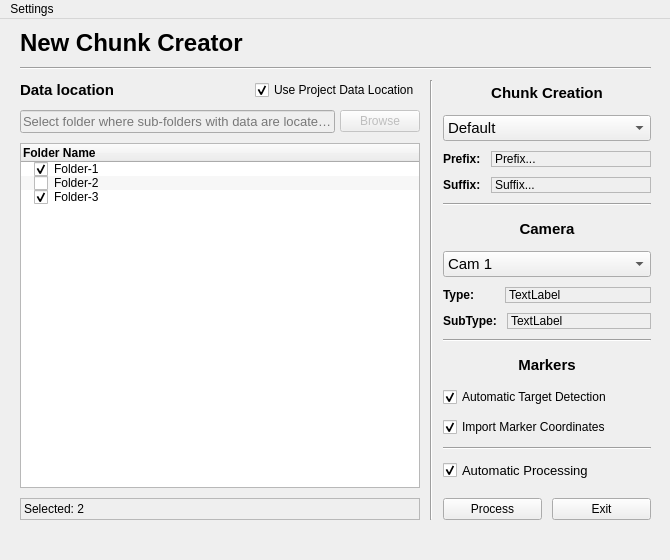
Before: the Qt Designer form AutoFTG/qtGui/uiAddNewChunk.ui in bilkos/AutoFTG-Scripts_Metashape-Pro, drawn with Qt 5.
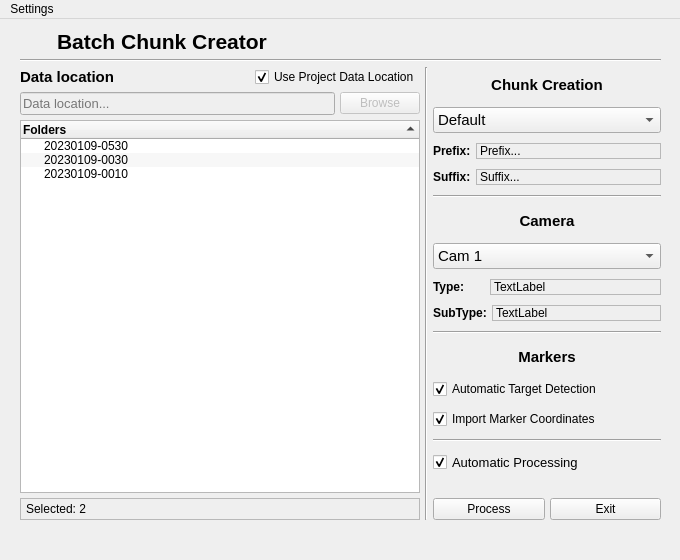
After: the same form once the commit is applied. Icons and pictures are not drawn.

Commit message: Version 2.5.0 - Batch Chunk Creator

The edit to the form file:
```diff
--- a/AutoFTG/qtGui/uiAddNewChunk.ui
+++ b/AutoFTG/qtGui/uiAddNewChunk.ui
@@ -6,28 +6,16 @@
    <rect>
     <x>0</x>
     <y>0</y>
-    <width>670</width>
+    <width>680</width>
     <height>560</height>
    </rect>
   </property>
-  <property name="sizePolicy">
-   <sizepolicy hsizetype="Fixed" vsizetype="Fixed">
-    <horstretch>0</horstretch>
-    <verstretch>0</verstretch>
-   </sizepolicy>
-  </property>
   <property name="minimumSize">
    <size>
     <width>670</width>
     <height>560</height>
    </size>
   </property>
-  <property name="maximumSize">
-   <size>
-    <width>670</width>
-    <height>560</height>
-   </size>
-  </property>
   <property name="font">
    <font>
     <family>Segoe UI</family>
@@ -41,43 +29,68 @@
    <iconset resource="../qtresources.qrc">
     <normaloff>:/icons/AutoFTG-appicon.png</normaloff>:/icons/AutoFTG-appicon.png</iconset>
   </property>
-  <property name="toolButtonStyle">
-   <enum>Qt::ToolButtonTextBesideIcon</enum>
-  </property>
-  <property name="tabShape">
-   <enum>QTabWidget::Triangular</enum>
-  </property>
   <widget class="QWidget" name="centralwidget">
    <widget class="QWidget" name="verticalLayoutWidget">
     <property name="geometry">
      <rect>
       <x>10</x>
       <y>0</y>
-      <width>651</width>
+      <width>661</width>
       <height>511</height>
      </rect>
     </property>
     <layout class="QVBoxLayout" name="verticalLayout_2">
+     <property name="spacing">
+      <number>5</number>
+     </property>
      <item>
-      <widget class="QLabel" name="label_3">
-       <property name="sizePolicy">
-        <sizepolicy hsizetype="Preferred" vsizetype="Maximum">
-         <horstretch>0</horstretch>
-         <verstretch>0</verstretch>
-        </sizepolicy>
-       </property>
-       <property name="font">
-        <font>
-         <family>Segoe UI</family>
-         <pointsize>18</pointsize>
-         <weight>75</weight>
-         <bold>true</bold>
-        </font>
-       </property>
-       <property name="text">
-        <string>New Chunk Creator</string>
-       </property>
-      </widget>
+      <layout class="QHBoxLayout" name="horizontalLayout_9">
+       <item>
+        <widget class="QLabel" name="label_15">
+         <property name="sizePolicy">
+          <sizepolicy hsizetype="Maximum" vsizetype="Preferred">
+           <horstretch>0</horstretch>
+           <verstretch>0</verstretch>
+          </sizepolicy>
+         </property>
+         <property name="maximumSize">
+          <size>
+           <width>32</width>
+           <height>32</height>
+          </size>
+         </property>
+         <property name="pixmap">
+          <pixmap resource="qtresources.qrc">:/icons/icons8-apps-tab-50.png</pixmap>
+         </property>
+         <property name="scaledContents">
+          <bool>true</bool>
+         </property>
+        </widget>
+       </item>
+       <item>
+        <widget class="QLabel" name="label_3">
+         <property name="sizePolicy">
+          <sizepolicy hsizetype="Preferred" vsizetype="Preferred">
+           <horstretch>0</horstretch>
+           <verstretch>0</verstretch>
+          </sizepolicy>
+         </property>
+         <property name="font">
+          <font>
+           <family>Segoe UI</family>
+           <pointsize>16</pointsize>
+           <weight>75</weight>
+           <italic>false</italic>
+           <bold>true</bold>
+           <underline>false</underline>
+          </font>
+         </property>
+         <property name="text">
+          <string notr="true">Batch Chunk Creator</string>
+         </property>
+        </widget>
+       </item>
+      </layout>
      </item>
      <item>
       <widget class="Line" name="line_4">
@@ -716,7 +729,7 @@
             </font>
            </property>
            <property name="placeholderText">
-            <string>Select folder where sub-folders with data are located...</string>
+            <string notr="true">Data location...</string>
            </property>
           </widget>
          </item>
@@ -773,12 +786,18 @@
            </property>
            <property name="iconSize">
             <size>
-             <width>20</width>
-             <height>20</height>
+             <width>24</width>
+             <height>24</height>
             </size>
            </property>
            <property name="shortcut">
-            <string>Return</string>
+            <string notr="true">P</string>
+           </property>
+           <property name="checked">
+            <bool>false</bool>
+           </property>
+           <property name="default">
+            <bool>false</bool>
            </property>
           </widget>
          </item>
@@ -796,8 +815,8 @@
            </property>
            <property name="iconSize">
             <size>
-             <width>20</width>
-             <height>20</height>
+             <width>24</width>
+             <height>24</height>
             </size>
            </property>
            <property name="shortcut">
@@ -814,6 +833,19 @@
          </property>
         </widget>
        </item>
+       <item row="3" column="0">
+        <widget class="QLabel" name="label_8">
+         <property name="frameShape">
+          <enum>QFrame::StyledPanel</enum>
+         </property>
+         <property name="text">
+          <string notr="true">Selected: 2</string>
+         </property>
+         <property name="indent">
+          <number>5</number>
+         </property>
+        </widget>
+       </item>
        <item row="2" column="0">
         <widget class="QTreeWidget" name="treeWidget">
          <property name="sizePolicy">
@@ -837,18 +869,24 @@
          <property name="selectionMode">
           <enum>QAbstractItemView::NoSelection</enum>
          </property>
-         <property name="indentation">
-          <number>10</number>
+         <property name="uniformRowHeights">
+          <bool>true</bool>
          </property>
-         <property name="itemsExpandable">
-          <bool>false</bool>
+         <property name="sortingEnabled">
+          <bool>true</bool>
          </property>
+         <property name="allColumnsShowFocus">
+          <bool>true</bool>
+         </property>
+         <attribute name="headerVisible">
+          <bool>true</bool>
+         </attribute>
          <attribute name="headerDefaultSectionSize">
           <number>200</number>
          </attribute>
          <column>
           <property name="text">
-           <string>Folder Name</string>
+           <string notr="true">Folders</string>
           </property>
           <property name="font">
            <font>
@@ -863,7 +901,36 @@
          </column>
          <item>
           <property name="text">
-           <string>Folder-1</string>
+           <string notr="true">20230109-0530</string>
+          </property>
+          <property name="icon">
+           <iconset resource="qtresources.qrc">
+            <normaloff>:/icons/icons8-folder-50.png</normaloff>:/icons/icons8-folder-50.png</iconset>
+          </property>
+          <property name="flags">
+           <set>ItemIsSelectable|ItemIsEnabled</set>
+          </property>
+         </item>
+         <item>
+          <property name="text">
+           <string notr="true">20230109-0030</string>
+          </property>
+          <property name="font">
+           <font>
+            <family>Segoe UI</family>
+           </font>
+          </property>
+          <property name="icon">
+           <iconset resource="qtresources.qrc">
+            <normaloff>:/icons/icons8-folder-50.png</normaloff>:/icons/icons8-folder-50.png</iconset>
+          </property>
+          <property name="flags">
+           <set>ItemIsSelectable|ItemIsEnabled</set>
+          </property>
+         </item>
+         <item>
+          <property name="text">
+           <string notr="true">20230109-0010</string>
           </property>
           <property name="font">
            <font>
@@ -871,67 +938,14 @@
             <pointsize>9</pointsize>
            </font>
           </property>
-          <property name="checkState">
-           <enum>Checked</enum>
-          </property>
           <property name="icon">
            <iconset resource="../qtresources.qrc">
             <normaloff>:/icons/icons8-folder-50.png</normaloff>:/icons/icons8-folder-50.png</iconset>
           </property>
           <property name="flags">
-           <set>ItemIsSelectable|ItemIsUserCheckable|ItemIsEnabled</set>
+           <set>ItemIsSelectable|ItemIsEnabled</set>
           </property>
          </item>
-         <item>
-          <property name="text">
-           <string>Folder-2</string>
-          </property>
-          <property name="font">
-           <font>
-            <family>Segoe UI</family>
-           </font>
-          </property>
-          <property name="checkState">
-           <enum>Unchecked</enum>
-          </property>
-          <property name="icon">
-           <iconset resource="../qtresources.qrc">
-            <normaloff>:/icons/icons8-folder-50.png</normaloff>:/icons/icons8-folder-50.png</iconset>
-          </property>
-          <property name="flags">
-           <set>ItemIsSelectable|ItemIsUserCheckable|ItemIsEnabled</set>
-          </property>
-         </item>
-         <item>
-          <property name="text">
-           <string>Folder-3</string>
-          </property>
-          <property name="font">
-           <font>
-            <family>Segoe UI</family>
-           </font>
-          </property>
-          <property name="checkState">
-           <enum>Checked</enum>
-          </property>
-          <property name="icon">
-           <iconset resource="../qtresources.qrc">
-            <normaloff>:/icons/icons8-folder-50.png</normaloff>:/icons/icons8-folder-50.png</iconset>
-          </property>
-          <property name="flags">
-           <set>ItemIsSelectable|ItemIsUserCheckable|ItemIsEnabled</set>
-          </property>
-         </item>
-        </widget>
-       </item>
-       <item row="3" column="0">
-        <widget class="QLabel" name="label_8">
-         <property name="frameShape">
-          <enum>QFrame::StyledPanel</enum>
-         </property>
-         <property name="text">
-          <string>Selected: 2</string>
-         </property>
         </widget>
        </item>
       </layout>
@@ -944,7 +958,7 @@
     <rect>
      <x>0</x>
      <y>0</y>
-     <width>670</width>
+     <width>680</width>
      <height>21</height>
     </rect>
    </property>
@@ -1010,7 +1024,20 @@
    </property>
   </action>
  </widget>
- <layoutdefault spacing="10" margin="10"/>
+ <layoutdefault spacing="5" margin="10"/>
+ <tabstops>
+  <tabstop>checkBox_4</tabstop>
+  <tabstop>lineEdit</tabstop>
+  <tabstop>pushButton</tabstop>
+  <tabstop>treeWidget</tabstop>
+  <tabstop>cbChunkSettings</tabstop>
+  <tabstop>comboBox_2</tabstop>
+  <tabstop>checkBox_2</tabstop>
+  <tabstop>checkBox</tabstop>
+  <tabstop>checkBox_3</tabstop>
+  <tabstop>pushButton_3</tabstop>
+  <tabstop>pushButton_2</tabstop>
+ </tabstops>
  <resources>
   <include location="../qtresources.qrc"/>
  </resources>
```
Left out of the diff: 219 changed lines with no effect on the pictures. The commit also changes 35 other files.
